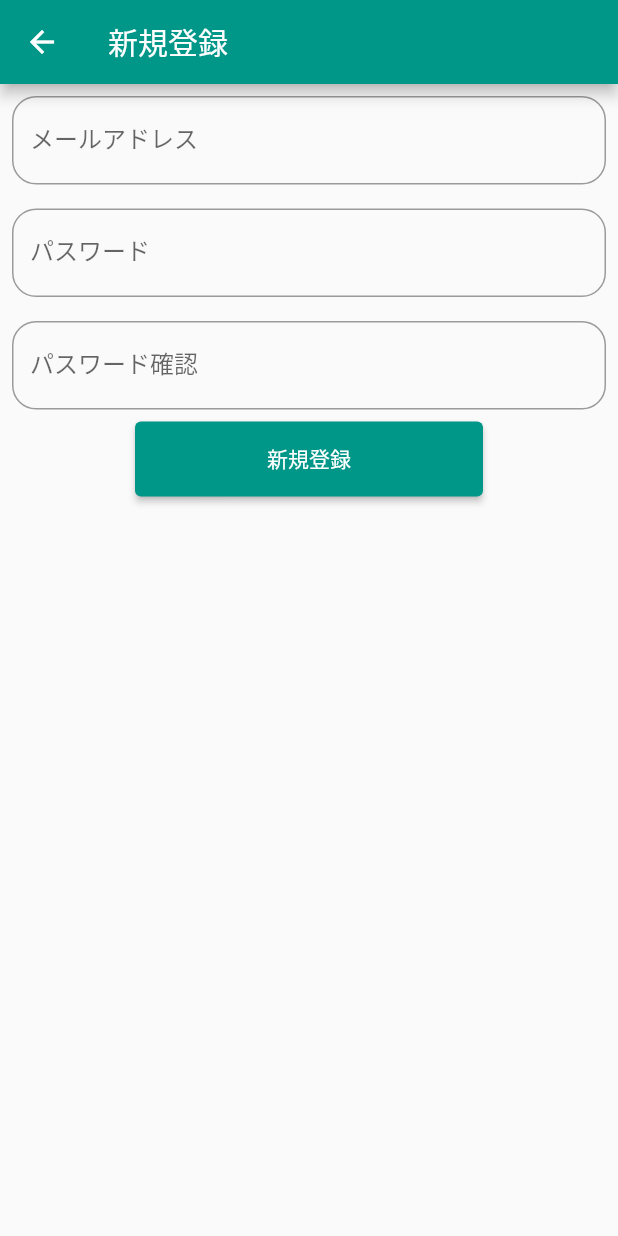
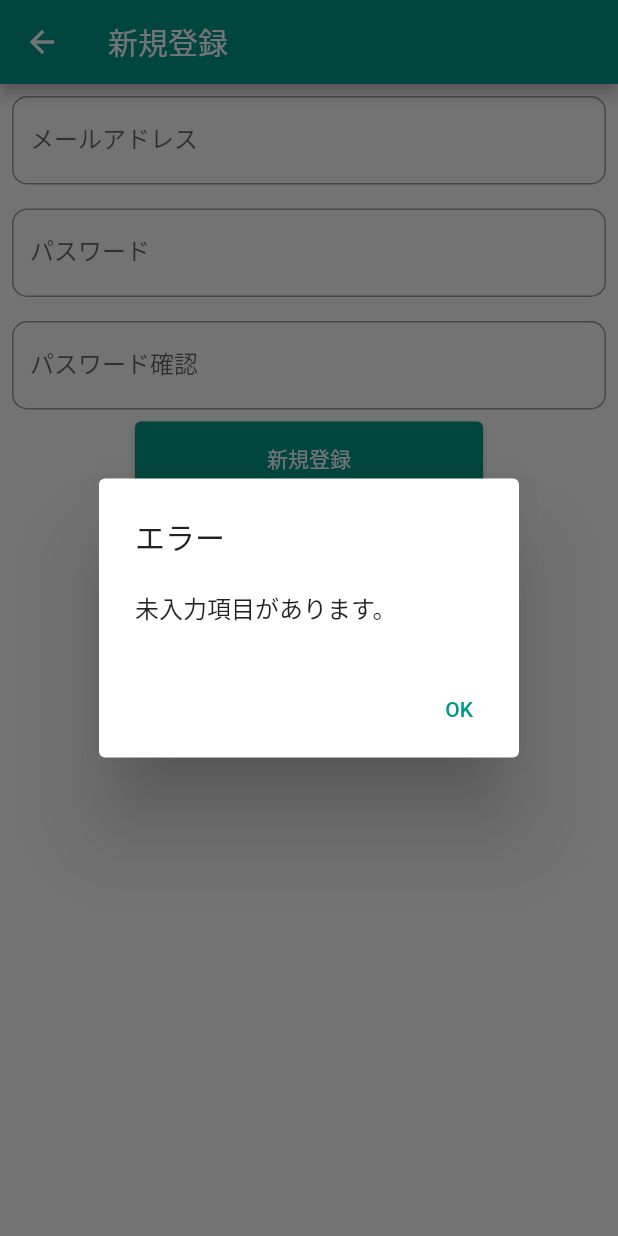
Before and after one commit to sakurakotubaki/Login-Sample, a Flutter app: the Registration screen opened directly, after a tap on "新規登録", on a phone screen of 412 x 824 dp. Run offline on Flutter 3.47's test engine with Material 2 defaults, Android fonts, the phone set to English and light mode, and no system bars; our stand-ins replace cloud_firestore, firebase_auth, firebase_core; accounts and stored records are empty; generated files the repository leaves out were written again.

Commit message:
サンプルコードを使って完成させた。ログアウト機能がない😅

```diff
--- a/lib/registration.dart
+++ b/lib/registration.dart
@@ -1,12 +1,14 @@
+import 'package:cloud_firestore/cloud_firestore.dart';
 import 'package:firebase_auth/firebase_auth.dart';
 import 'package:flutter/material.dart';
 import 'package:todo/main.dart';
 
 class Registration extends StatelessWidget {
-  // const Registration({Key? key}) : super(key: key);
+  Registration({Key? key}) : super(key: key);
   String? mailAddress;
   String? password;
   String? passwordCheck;
+
 
   @override
   Widget build(BuildContext context) {
@@ -27,34 +29,60 @@ class Registration extends StatelessWidget {
                       builder: (context){
                         return AlertDialog(
                           title: Text("エラー"),
-                          content: Text("パスワードを正しく入力してください。"),
-                          actions: [TextButton(onPressed: (){Navigator.of(context).pop();}, child: Text("OK"))],
-                        );
-                      });
-                } else {
+                          content: Text("パスワードを正しく入力して下さい。"),
+                          actions: [TextButton(onPressed: (){Navigator.of(context).pop();}, child: Text("OK"))],);});
+                }
+                else{
                   if ( mailAddress != null && password != null) {
                     try {
                       UserCredential userCredential = await FirebaseAuth.instance.createUserWithEmailAndPassword(
                           email: mailAddress!,
                           password: password!
                       );
-                    } on FirebaseAuthException catch(e) {
+
+                      showDialog(context: context,
+                          builder: (context) {
+                            return AlertDialog(
+                              title: Text("登録しました"),
+                              content: Text("登録完了しました。"),
+                              actions: [TextButton(onPressed: (){Navigator.popUntil(context, (route) => route.isFirst);}, child: Text("OK"))],);
+                          }
+                      );
+                      // Navigator.push(MaterialPage(context)=>Text("OK");)
+                    } on FirebaseAuthException catch (e) {
                       if (e.code == 'weak-password') {
-                        print('パスワードが短すぎます。');
-                      } else if (e.code == 'email-already-in-save') {
-                        print('入力されたメールアドレスは既に登録されています。');
+                        showDialog(context: context, builder: (context){return AlertDialog(
+                          title: Text("エラー"),
+                          content: Text("パスワードが短すぎます。"),
+                          actions: [TextButton(onPressed: (){Navigator.of(context).pop();}, child: Text("OK"))],);});
+                      } else if (e.code == 'email-already-in-use') {
+                        showDialog(context: context, builder: (context){return AlertDialog(
+                          title: Text("エラー"),
+                          content: Text("パスワードが短すぎます。"),
+                          actions: [TextButton(onPressed: (){Navigator.of(context).pop();}, child: Text("OK"))],);});
                       }
                     } catch (e) {
-                      print(e);
+                      showDialog(context: context, builder: (context){return AlertDialog(
+                        title: Text("エラー"),
+                        content: Text(e.toString()),
+                        actions: [TextButton(onPressed: (){Navigator.of(context).pop();}, child: Text("OK"))],);});
+
                     }
-                  } else {}
+                  }else
+                  {
+                    showDialog(context: context, builder: (context){return AlertDialog(
+                      title: Text("エラー"),
+                      content: Text("未入力項目があります。"),
+                      actions: [TextButton(onPressed: (){Navigator.of(context).pop();}, child: Text("OK"))],);});
+
+                  }
                 }
               },
               child: Container(
                   width: 200,
                   height: 50,
                   alignment: Alignment.center,
-                  child: Text("新規登録", textAlign: TextAlign.center,)))
+                  child: Text('新規登録', textAlign: TextAlign.center,)))
         ],
       ),
     );
--- a/pubspec.yaml
+++ b/pubspec.yaml
@@ -36,6 +36,7 @@ dependencies:
   cupertino_icons: ^1.0.2
   firebase_core: ^1.17.0
   firebase_auth: ^3.3.18
+  cloud_firestore: ^3.1.15
 
 dev_dependencies:
   flutter_test:
```
Also changed, not shown: lib/main.dart (+38 -17 lines), lib/todo.dart (+49 -3 lines), pubspec.lock, 1 other file.
